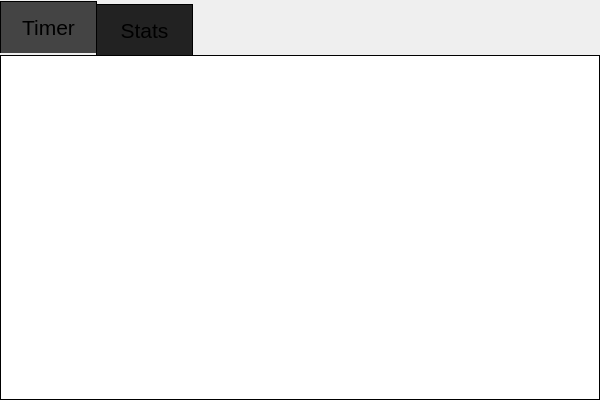
Qt form ui/mainwindow.ui (mayuso/Qomodoro) before a commit.
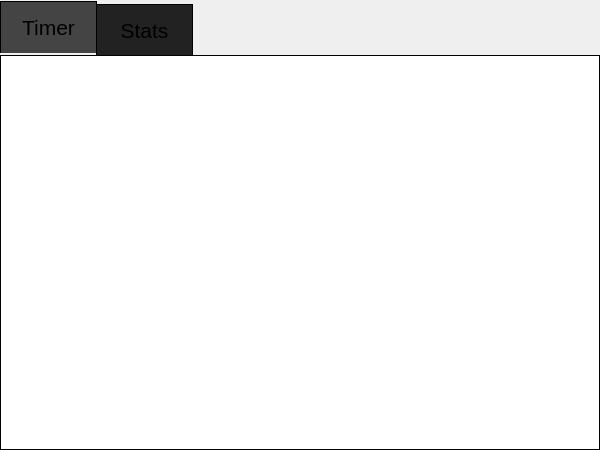
The same form after that commit. The open tabs and pages were chosen to show the change.

Commit message: Improved alignment in Timer Window

Diff of the .ui file:
```diff
--- a/ui/mainwindow.ui
+++ b/ui/mainwindow.ui
@@ -7,13 +7,13 @@
     <x>0</x>
     <y>0</y>
     <width>600</width>
-    <height>400</height>
+    <height>450</height>
    </rect>
   </property>
   <property name="minimumSize">
    <size>
     <width>600</width>
-    <height>400</height>
+    <height>450</height>
    </size>
   </property>
   <property name="windowTitle">
```
Left out of the diff: 2 changed lines with no effect on the pictures. The commit also changes 1 other file.
